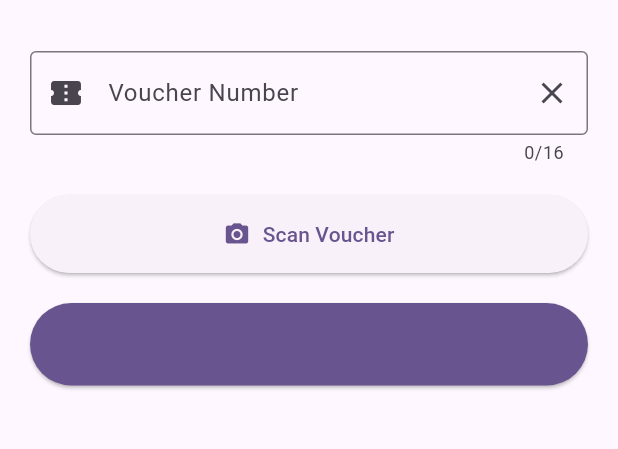
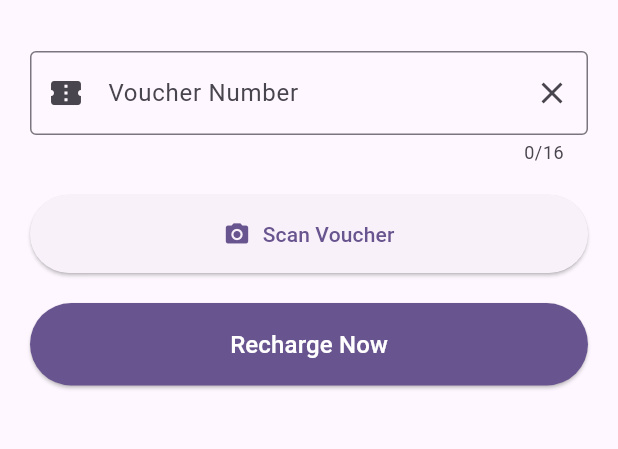
Before and after one commit to CodeWithCrescent/Voucher-Auto-Recharge-App, a Flutter app: the screen it shows after launch, on a phone screen of 412 x 824 dp, the part 63-512 px from its top. Run offline on Flutter 3.47's test engine with Material 3 defaults, Android fonts, the light colour scheme and no system bars; our stand-ins replace camera, flutter_hooks, permission_handler; missing offline and left inert: google_ml_kit.

Commit message:
fix color

```diff
--- a/lib/screens/home_screen.dart
+++ b/lib/screens/home_screen.dart
@@ -145,7 +145,10 @@ class HomeScreen extends HookWidget {
               ),
               child: isLoading.value
                   ? const CircularProgressIndicator(color: Colors.white)
-                  : const Text('Recharge Now', style: TextStyle(fontSize: 16)),
+                  : const Text('Recharge Now', style: TextStyle(
+                        fontSize: 16,
+                        color: Colors.white,
+                      )),
             ),
             const SizedBox(height: 20),
 
```
